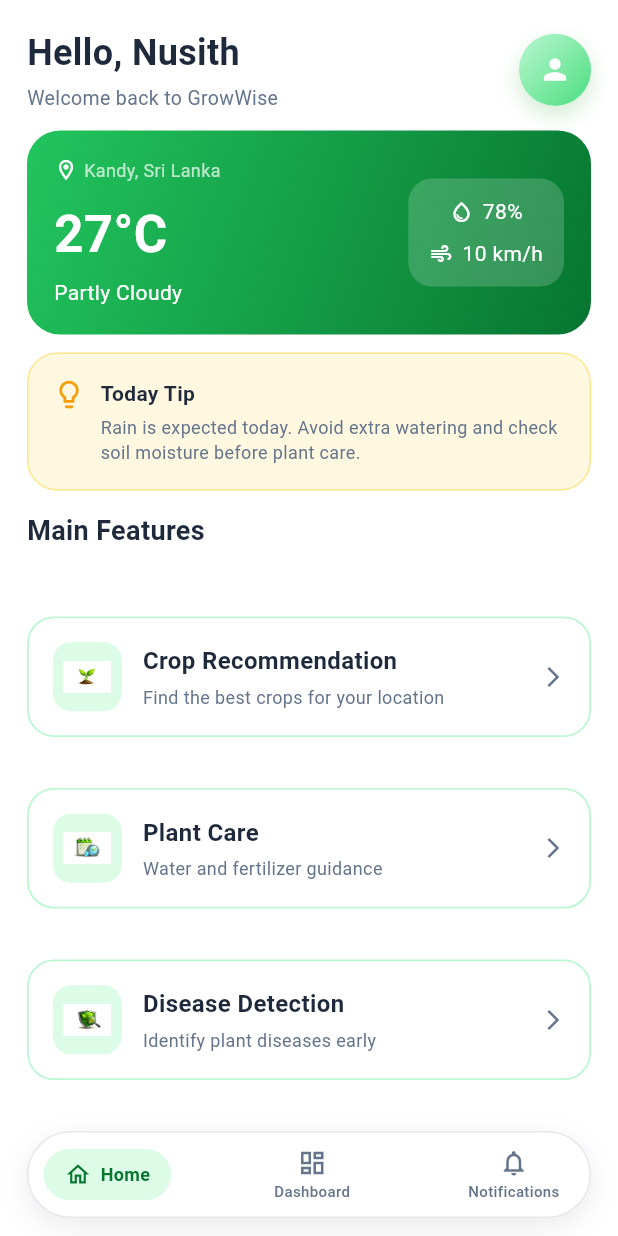
After one commit to nykendelpitiya/GrowWise-mobile-app, a Flutter app: the HomeScreen screen opened directly, on a phone screen of 412 x 824 dp. The commit adds this screen. Run offline on Flutter 3.47's test engine with Material 3 defaults, Android fonts, the phone set to English and light mode, and no system bars.

Commit message:
Home UI completed with updated design and components

```diff
--- a/lib/features/auth/presentation/login_screen.dart
+++ b/lib/features/auth/presentation/login_screen.dart
@@ -2,6 +2,7 @@ import 'package:flutter/material.dart';
 import 'package:growwise_mobile_app/core/constants/app_colors.dart';
 import 'package:growwise_mobile_app/features/onboarding/presentation/onboarding_screen.dart';
 import 'package:growwise_mobile_app/features/auth/presentation/register_screen.dart';
+import 'package:growwise_mobile_app/features/home/presentation/home_screen.dart';
 
 class LoginScreen extends StatefulWidget {
   const LoginScreen({super.key});
@@ -17,6 +18,13 @@ class _LoginScreenState extends State<LoginScreen> {
   bool obscurePassword = true;
   bool rememberMe = false;
   bool isLoading = false;
+
+  @override
+  void dispose() {
+    emailController.dispose();
+    passwordController.dispose();
+    super.dispose();
+  }
 
   void login() async {
     FocusScope.of(context).unfocus();
@@ -35,8 +43,8 @@ class _LoginScreenState extends State<LoginScreen> {
 
     await Future.delayed(const Duration(seconds: 2));
 
-    if (emailController.text != "testuser@example.com" ||
-        passwordController.text != "Test@123") {
+    if (emailController.text != "nusith@gmail.com" ||
+        passwordController.text != "nusith123") {
       setState(() => isLoading = false);
       _showError("Invalid email or password");
       return;
@@ -44,8 +52,13 @@ class _LoginScreenState extends State<LoginScreen> {
 
     setState(() => isLoading = false);
 
-    ScaffoldMessenger.of(context).showSnackBar(
-      const SnackBar(content: Text("Login successful")),
+    if (!mounted) return;
+
+    Navigator.pushReplacement(
+      context,
+      MaterialPageRoute(
+        builder: (_) => const HomeScreen(),
+      ),
     );
   }
 
@@ -60,8 +73,6 @@ class _LoginScreenState extends State<LoginScreen> {
     return Scaffold(
       resizeToAvoidBottomInset: true,
       backgroundColor: Colors.white,
-
-      /// ✅ UPDATED APPBAR
       appBar: AppBar(
         backgroundColor: Colors.white,
         elevation: 0,
@@ -91,7 +102,6 @@ class _LoginScreenState extends State<LoginScreen> {
         ),
         centerTitle: false,
       ),
-
       body: SafeArea(
         child: LayoutBuilder(
           builder: (context, constraints) {
@@ -107,11 +117,8 @@ class _LoginScreenState extends State<LoginScreen> {
                 child: Center(
                   child: ConstrainedBox(
                     constraints: const BoxConstraints(maxWidth: 420),
-
-                    /// ✅ MOVE UP LITTLE
                     child: Transform.translate(
                       offset: const Offset(0, -35),
-
                       child: Column(
                         mainAxisAlignment: MainAxisAlignment.center,
                         children: [
@@ -124,9 +131,7 @@ class _LoginScreenState extends State<LoginScreen> {
                               color: Colors.black,
                             ),
                           ),
-
                           const SizedBox(height: 10),
-
                           const Text(
                             "Sign in with your Email and Password\nor Continue with Social Media",
                             textAlign: TextAlign.center,
@@ -135,27 +140,21 @@ class _LoginScreenState extends State<LoginScreen> {
                               fontSize: 13,
                             ),
                           ),
-
                           const SizedBox(height: 20),
-
                           _field(
                             "Email",
                             controller: emailController,
                             keyboardType: TextInputType.emailAddress,
                             icon: Icons.email_outlined,
                           ),
-
                           const SizedBox(height: 12),
-
                           _field(
                             "Password",
                             controller: passwordController,
                             isPassword: true,
                             icon: Icons.lock_outline,
                           ),
-
                           const SizedBox(height: 6),
-
                           Row(
                             children: [
                               Checkbox(
@@ -176,9 +175,7 @@ class _LoginScreenState extends State<LoginScreen> {
                               ),
                             ],
                           ),
-
                           const SizedBox(height: 10),
-
                           SizedBox(
                             width: double.infinity,
                             height: 42,
@@ -202,10 +199,7 @@ class _LoginScreenState extends State<LoginScreen> {
                                   : const Text("Login"),
                             ),
                           ),
-
                           const SizedBox(height: 16),
-
-                          /// SOCIAL ICONS (keep/remove oyata oni nam kiyanna)
                           Row(
                             mainAxisAlignment: MainAxisAlignment.center,
                             children: [
@@ -224,18 +218,17 @@ class _LoginScreenState extends State<LoginScreen> {
                                 ),
                                 onTap: () {},
                               ),
+                              const SizedBox(width: 12),
                               _socialIcon(
                                 child: Image.asset(
                                   "assets/icons/twitter.png",
                                   height: 16,
-                              ),
-                              onTap: () {},
+                                ),
+                                onTap: () {},
                               ),
                             ],
                           ),
-
                           const SizedBox(height: 16),
-
                           Row(
                             mainAxisAlignment: MainAxisAlignment.center,
                             children: [
--- /dev/null
+++ b/lib/features/home/pages/dashboard_screen.dart
@@ -0,0 +1,12 @@
+import 'package:flutter/material.dart';
+
+class DashboardScreen extends StatelessWidget {
+  const DashboardScreen({super.key});
+
+  @override
+  Widget build(BuildContext context) {
+    return const Scaffold(
+      body: Center(child: Text("Dashboard Screen")),
+    );
+  }
+}
--- /dev/null
+++ b/lib/features/home/pages/notifications_screen.dart
@@ -0,0 +1,12 @@
+import 'package:flutter/material.dart';
+
+class NotificationsScreen extends StatelessWidget {
+  const NotificationsScreen({super.key});
+
+  @override
+  Widget build(BuildContext context) {
+    return const Scaffold(
+      body: Center(child: Text("Notifications Screen")),
+    );
+  }
+}
--- /dev/null
+++ b/lib/features/home/presentation/home_screen.dart
@@ -0,0 +1,74 @@
+import 'package:flutter/material.dart';
+import 'package:growwise_mobile_app/features/home/presentation/widgets/home_colors.dart';
+import 'package:growwise_mobile_app/features/home/presentation/widgets/home_header.dart';
+import 'package:growwise_mobile_app/features/home/presentation/widgets/weather_summary_card.dart';
+import 'package:growwise_mobile_app/features/home/presentation/widgets/today_tip_card.dart';
+import 'package:growwise_mobile_app/features/home/presentation/widgets/feature_card.dart';
+import 'package:growwise_mobile_app/features/home/presentation/widgets/home_bottom_nav.dart';
+
+class HomeScreen extends StatelessWidget {
+  const HomeScreen({super.key});
+
+  @override
+  Widget build(BuildContext context) {
+    return Scaffold(
+      backgroundColor: const Color.fromARGB(255, 255, 255, 255),
+      bottomNavigationBar: const HomeBottomNav(),
+      body: SafeArea(
+        child: Padding(
+          padding: const EdgeInsets.fromLTRB(18, 18, 18, 0),
+          child: Column(
+            crossAxisAlignment: CrossAxisAlignment.start,
+            children: [
+              const HomeHeader(),
+              const SizedBox(height: 12),
+
+              const WeatherSummaryCard(),
+              const SizedBox(height: 12),
+
+              const TodayTipCard(),
+              const SizedBox(height: 14),
+
+              const Text(
+                "Main Features",
+                style: TextStyle(
+                  fontSize: 18,
+                  fontWeight: FontWeight.w700,
+                  color: kTextDark,
+                ),
+              ),
+
+              const SizedBox(height: 10),
+
+              Expanded(
+                child: Column(
+                  mainAxisAlignment: MainAxisAlignment.spaceEvenly,
+                  children: [
+                    FeatureCard(
+                      iconPath: "assets/icons/crop.png",
+                      title: "Crop Recommendation",
+                      subtitle: "Find the best crops for your location",
+                      onTap: () {},
+                    ),
+                    FeatureCard(
+                      iconPath: "assets/icons/care.png",
+                      title: "Plant Care",
+                      subtitle: "Water and fertilizer guidance",
+                      onTap: () {},
+                    ),
+                    FeatureCard(
+                      iconPath: "assets/icons/disease.png",
+                      title: "Disease Detection",
+                      subtitle: "Identify plant diseases early",
+                      onTap: () {},
+                    ),
+                  ],
+                ),
+              ),
+            ],
+          ),
+        ),
+      ),
+    );
+  }
+}
--- /dev/null
+++ b/lib/features/home/presentation/widgets/feature_card.dart
@@ -0,0 +1,89 @@
+import 'package:flutter/material.dart';
+import 'package:growwise_mobile_app/features/home/presentation/widgets/home_colors.dart';
+
+class FeatureCard extends StatelessWidget {
+  final String iconPath;
+  final String title;
+  final String subtitle;
+  final VoidCallback onTap;
+
+  const FeatureCard({
+    super.key,
+    required this.iconPath,
+    required this.title,
+    required this.subtitle,
+    required this.onTap,
+  });
+
+  @override
+  Widget build(BuildContext context) {
+    return InkWell(
+      borderRadius: BorderRadius.circular(18),
+      onTap: onTap,
+      child: Container(
+        width: double.infinity,
+        padding: const EdgeInsets.all(16),
+        decoration: BoxDecoration(
+          color: Colors.white,
+          borderRadius: BorderRadius.circular(18),
+          border: Border.all(
+            color: const Color(0xFFBBF7D0),
+            width: 1.2,
+          ),
+        ),
+        child: Row(
+          children: [
+            Container(
+              height: 46,
+              width: 46,
+              decoration: BoxDecoration(
+                color: const Color(0xFFDCFCE7),
+                borderRadius: BorderRadius.circular(12),
+              ),
+              child: Center(
+                child: SizedBox(
+                  width: 32,
+                  height: 32,
+                  child: FittedBox(
+                    fit: BoxFit.contain,
+                    child: Image.asset(iconPath),
+                  ),
+                ),
+              ),
+            ),
+            const SizedBox(width: 14),
+            Expanded(
+              child: Column(
+                crossAxisAlignment: CrossAxisAlignment.start,
+                children: [
+                  Text(
+                    title,
+                    style: const TextStyle(
+                      fontSize: 16,
+                      fontWeight: FontWeight.w600,
+                      color: kTextDark,
+                    ),
+                  ),
+                  const SizedBox(height: 4),
+                  Text(
+                    subtitle,
+                    style: const TextStyle(
+                      fontSize: 12,
+                      color: kTextLight,
+                      height: 1.4,
+                    ),
+                  ),
+                ],
+              ),
+            ),
+            const Icon(
+              Icons.arrow_forward_ios,
+              size: 16,
+              color: kTextLight,
+            ),
+          ],
+        ),
+      ),
+    );
+  }
+}
--- /dev/null
+++ b/lib/features/home/presentation/widgets/home_bottom_nav.dart
@@ -0,0 +1,118 @@
+import 'package:flutter/material.dart';
+import 'home_colors.dart';
+
+class HomeBottomNav extends StatelessWidget {
+  const HomeBottomNav({super.key});
+
+  @override
+  Widget build(BuildContext context) {
+    return SafeArea(
+      minimum: const EdgeInsets.fromLTRB(18, 0, 18, 12),
+      child: Container(
+        height: 58,
+        padding: const EdgeInsets.symmetric(horizontal: 10),
+        decoration: BoxDecoration(
+          color: Colors.white,
+          borderRadius: BorderRadius.circular(30),
+
+          border: Border.all(
+            color: const Color(0xFFE5E7EB),
+            width: 1,
+          ),
+
+          boxShadow: [
+            BoxShadow(
+              color: Colors.black.withOpacity(0.08),
+              blurRadius: 16,
+              offset: const Offset(0, 6),
+            ),
+          ],
+        ),
+        child: const Row(
+          mainAxisAlignment: MainAxisAlignment.spaceBetween,
+          children: [
+            _NavItem(
+              icon: Icons.home_outlined,
+              label: "Home",
+              active: true,
+            ),
+            _NavItem(
+              icon: Icons.dashboard_outlined,
+              label: "Dashboard",
+            ),
+            _NavItem(
+              icon: Icons.notifications_none,
+              label: "Notifications",
+            ),
+          ],
+        ),
+      ),
+    );
+  }
+}
+
+class _NavItem extends StatelessWidget {
+  final IconData icon;
+  final String label;
+  final bool active;
+
+  const _NavItem({
+    required this.icon,
+    required this.label,
+    this.active = false,
+  });
+
+  @override
+  Widget build(BuildContext context) {
+    if (active) {
+      return Container(
+        padding: const EdgeInsets.symmetric(horizontal: 14, vertical: 8),
+        decoration: BoxDecoration(
+          color: const Color(0xFFDCFCE7),
+          borderRadius: BorderRadius.circular(22),
+        ),
+        child: Row(
+          children: [
+            Icon(
+              icon,
+              size: 18,
+              color: kPrimaryGreenDark,
+            ),
+            const SizedBox(width: 6),
+            Text(
+              label,
+              style: const TextStyle(
+                fontSize: 12,
+                fontWeight: FontWeight.w600,
+                color: kPrimaryGreenDark,
+              ),
+            ),
+          ],
+        ),
+      );
+    }
+
+    return Padding(
+      padding: const EdgeInsets.symmetric(horizontal: 10),
+      child: Column(
+        mainAxisAlignment: MainAxisAlignment.center,
+        children: [
+          Icon(
+            icon,
+            size: 20,
+            color: kTextLight,
+          ),
+          const SizedBox(height: 2),
+          Text(
+            label,
+            style: const TextStyle(
+              fontSize: 10,
+              fontWeight: FontWeight.w500,
+              color: kTextLight,
+            ),
+          ),
+        ],
+      ),
+    );
+  }
+}
--- /dev/null
+++ b/lib/features/home/presentation/widgets/home_colors.dart
@@ -0,0 +1,11 @@
+import 'package:flutter/material.dart';
+
+const Color kBg = Color(0xFFF7F8F3);
+const Color kPrimaryGreen = Color(0xFF22C55E);
+const Color kPrimaryGreenDark = Color(0xFF077530);
+const Color kCardWhite = Color(0xFFF0FDF4);
+const Color kTextDark = Color(0xFF1E293B);
+const Color kTextLight = Color(0xFF64748B);
+const Color kSoftBorder = Color(0xFFE2E8F0);
+const Color kInsightBlack = Color(0xFF1F2421);
+const Color kTipBg = Color(0xFFDCFCE7);
--- /dev/null
+++ b/lib/features/home/presentation/widgets/home_header.dart
@@ -0,0 +1,72 @@
+import 'package:flutter/material.dart';
+import 'home_colors.dart';
+
+class HomeHeader extends StatelessWidget {
+  const HomeHeader({super.key});
+
+  @override
+  Widget build(BuildContext context) {
+    return Row(
+      children: [
+        const Expanded(
+          child: Column(
+            crossAxisAlignment: CrossAxisAlignment.start,
+            children: [
+              Text(
+                "Hello, Nusith",
+                style: TextStyle(
+                  fontSize: 24,
+                  fontWeight: FontWeight.w700,
+                  color: kTextDark,
+                ),
+              ),
+              SizedBox(height: 4),
+              Text(
+                "Welcome back to GrowWise",
+                style: TextStyle(
+                  fontSize: 13,
+                  color: kTextLight,
+                ),
+              ),
+            ],
+          ),
+        ),
+
+
+        Container(
+          height: 48,
+          width: 48,
+          decoration: BoxDecoration(
+            shape: BoxShape.circle,
+
+
+            gradient: const LinearGradient(
+              colors: [
+                Color(0xFFBBF7D0),
+                Color(0xFF4ADE80),
+              ],
+              begin: Alignment.topLeft,
+              end: Alignment.bottomRight,
+            ),
+
+
+            boxShadow: [
+              BoxShadow(
+                color: Colors.green.withOpacity(0.25),
+                blurRadius: 12,
+                offset: const Offset(0, 6),
+              ),
+            ],
+          ),
+          child: const Center(
+            child: Icon(
+              Icons.person,
+              size: 22,
+              color: Colors.white,
+            ),
+          ),
+        ),
+      ],
+    );
+  }
+}
--- /dev/null
+++ b/lib/features/home/presentation/widgets/today_tip_card.dart
@@ -0,0 +1,61 @@
+import 'package:flutter/material.dart';
+import 'home_colors.dart';
+
+class TodayTipCard extends StatelessWidget {
+  const TodayTipCard({super.key});
+
+  @override
+  Widget build(BuildContext context) {
+    return Container(
+      width: double.infinity,
+      padding: const EdgeInsets.all(16),
+      decoration: BoxDecoration(
+
+        color: const Color(0xFFFFF8E1),
+
+        borderRadius: BorderRadius.circular(20),
+
+
+        border: Border.all(
+          color: const Color(0xFFFDE68A),
+        ),
+      ),
+      child: const Row(
+        crossAxisAlignment: CrossAxisAlignment.start,
+        children: [
+
+          Icon(
+            Icons.lightbulb_outline,
+            color: Color(0xFFF59E0B),
+            size: 22,
+          ),
+          SizedBox(width: 10),
+          Expanded(
+            child: Column(
+              crossAxisAlignment: CrossAxisAlignment.start,
+              children: [
+                Text(
+                  "Today Tip",
+                  style: TextStyle(
+                    fontSize: 14,
+                    fontWeight: FontWeight.w700,
+                    color: kTextDark,
+                  ),
+                ),
+                SizedBox(height: 4),
+                Text(
+                  "Rain is expected today. Avoid extra watering and check soil moisture before plant care.",
+                  style: TextStyle(
+                    fontSize: 12,
+                    height: 1.45,
+                    color: kTextLight,
+                  ),
+                ),
+              ],
+            ),
+          ),
+        ],
+      ),
+    );
+  }
+}
--- /dev/null
+++ b/lib/features/home/presentation/widgets/weather_summary_card.dart
@@ -0,0 +1,96 @@
+import 'package:flutter/material.dart';
+
+class WeatherSummaryCard extends StatelessWidget {
+  const WeatherSummaryCard({super.key});
+
+  @override
+  Widget build(BuildContext context) {
+    return Container(
+      width: double.infinity,
+      padding: const EdgeInsets.all(18),
+      decoration: BoxDecoration(
+        gradient: const LinearGradient(
+          colors: [Color(0xFF22C55E), Color(0xFF077530)],
+          begin: Alignment.topLeft,
+          end: Alignment.bottomRight,
+        ),
+        borderRadius: BorderRadius.circular(22),
+      ),
+      child: Row(
+        children: [
+          const Expanded(
+            child: Column(
+              crossAxisAlignment: CrossAxisAlignment.start,
+              children: [
+                Row(
+                  children: [
+                    Icon(Icons.location_on_outlined,
+                        color: Colors.white, size: 16),
+                    SizedBox(width: 4),
+                    Text(
+                      "Kandy, Sri Lanka",
+                      style: TextStyle(
+                        color: Colors.white70,
+                        fontSize: 12,
+                      ),
+                    ),
+                  ],
+                ),
+                SizedBox(height: 10),
+                Text(
+                  "27°C",
+                  style: TextStyle(
+                    fontSize: 34,
+                    fontWeight: FontWeight.w700,
+                    color: Colors.white,
+                  ),
+                ),
+                SizedBox(height: 4),
+                Text(
+                  "Partly Cloudy",
+                  style: TextStyle(
+                    color: Colors.white,
+                    fontSize: 14,
+                  ),
+                ),
+              ],
+            ),
+          ),
+          Container(
+            padding: const EdgeInsets.symmetric(horizontal: 14, vertical: 12),
+            decoration: BoxDecoration(
+              color: Colors.white.withOpacity(0.18),
+              borderRadius: BorderRadius.circular(16),
+            ),
+            child: const Column(
+              children: [
+                Row(
+                  children: [
+                    Icon(Icons.water_drop_outlined,
+                        color: Colors.white, size: 16),
+                    SizedBox(width: 6),
+                    Text(
+                      "78%",
+                      style: TextStyle(color: Colors.white),
+                    ),
+                  ],
+                ),
+                SizedBox(height: 8),
+                Row(
+                  children: [
+                    Icon(Icons.air, color: Colors.white, size: 16),
+                    SizedBox(width: 6),
+                    Text(
+                      "10 km/h",
+                      style: TextStyle(color: Colors.white),
+                    ),
+                  ],
+                ),
+              ],
+            ),
+          ),
+        ],
+      ),
+    );
+  }
+}
--- a/lib/shared/widgets/feature_card.dart
+++ /dev/null
@@ -1,46 +0,0 @@
-import 'package:flutter/material.dart';
-import '../../core/constants/app_colors.dart';
-
-class FeatureCard extends StatelessWidget {
-  final String title;
-  final String subtitle;
-  final IconData icon;
-
-  const FeatureCard({
-    super.key,
-    required this.title,
-    required this.subtitle,
-    required this.icon,
-  });
-
-  @override
-  Widget build(BuildContext context) {
-    return Container(
-      margin: const EdgeInsets.symmetric(vertical: 8),
-      padding: const EdgeInsets.all(16),
-      decoration: BoxDecoration(
-        color: AppColors.cardLight,
-        borderRadius: BorderRadius.circular(12),
-      ),
-      child: Row(
-        children: [
-          Icon(icon, size: 30, color: AppColors.primary),
-          const SizedBox(width: 12),
-          Expanded(
-            child: Column(
-              crossAxisAlignment: CrossAxisAlignment.start,
-              children: [
-                Text(title,
-                    style: const TextStyle(
-                        fontWeight: FontWeight.bold, fontSize: 16)),
-                const SizedBox(height: 4),
-                Text(subtitle,
-                    style: const TextStyle(fontSize: 13)),
-              ],
-            ),
-          )
-        ],
-      ),
-    );
-  }
-}
--- a/pubspec.yaml
+++ b/pubspec.yaml
@@ -35,7 +35,9 @@ flutter:
   - assets/images/growwise_logo.png
   - assets/images/onboarding1.png
   - assets/images/onboarding2.png
-
+  - assets/images/banner_tea.jpeg
+  - assets/images/banner_cinnamon.jpeg
+  - assets/images/banner_pepper.jpeg
 
   - assets/icons/crop.png
   - assets/icons/care.png
```
Also changed, not shown: assets/icons/care.png, assets/icons/crop.png, assets/icons/disease.png, assets/images/banner_cinnamon.jpeg (added), assets/images/banner_pepper.jpeg (added), assets/images/banner_tea.jpeg (added), 1 other file.
